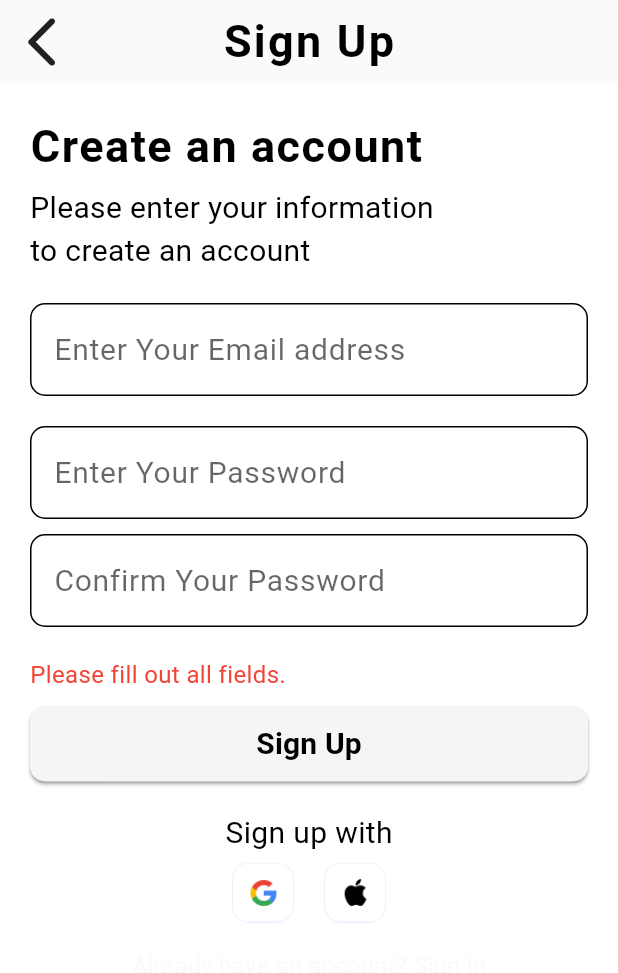
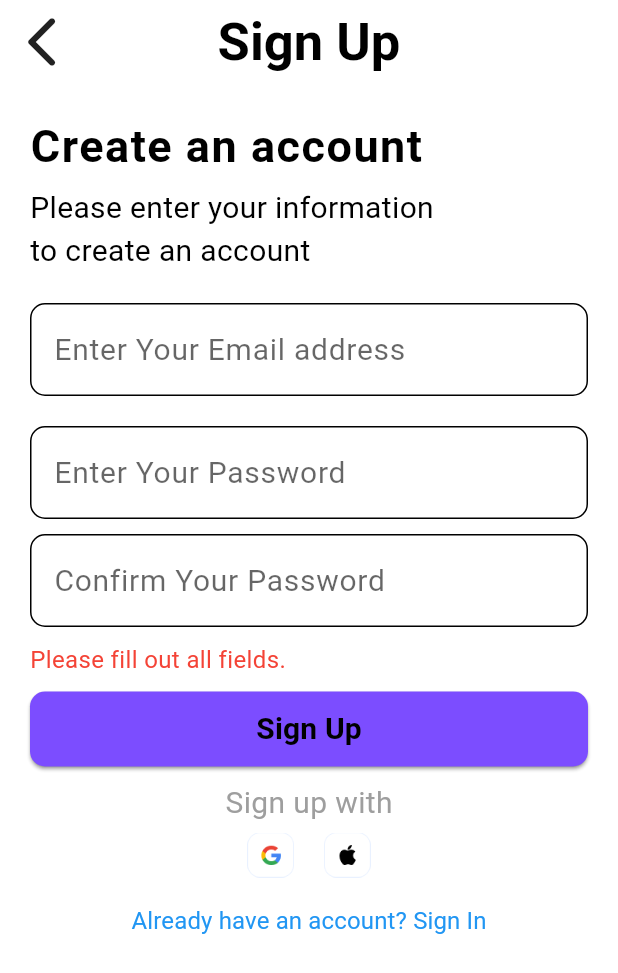
Before and after one commit to Yusra48/Taskapp-, a Flutter app: the SignUpView screen opened directly, after a tap on "Sign Up", on a phone screen of 412 x 824 dp. Shown: the top 973 px of the screen. Run offline on Flutter 3.47's test engine with Material 3 defaults, Android fonts, the phone set to English and light mode, and no system bars; our stand-ins replace cached_network_image, cloud_firestore, firebase_auth, firebase_core, google_fonts, stacked and 3 more; accounts and stored records are empty; Roboto replaces fonts that are missing (Ubuntu).

Commit message:
Update SignUpView.dart

```diff
--- a/lib/Views/SignUpView.dart
+++ b/lib/Views/SignUpView.dart
@@ -7,6 +7,8 @@ import 'package:provider/provider.dart';
 import 'package:firebase_auth/firebase_auth.dart';
 
 class SignUpView extends StatefulWidget {
+  const SignUpView({super.key});
+
   @override
   _SignUpViewState createState() => _SignUpViewState();
 }
@@ -30,15 +32,15 @@ class _SignUpViewState extends State<SignUpView> {
             color: themeData.iconTheme.color, size: 40),
         title: Text(
           'Sign Up',
-          style: TextStyle(
-            letterSpacing: 1.5,
-            fontSize: 30,
-            fontWeight: FontWeight.bold,
-            color: themeData.colorScheme.onSurface,
+          style: GoogleFonts.ubuntu(
+            textStyle: TextStyle(
+              fontSize: 35,
+              fontWeight: FontWeight.bold,
+              color: themeData.colorScheme.onSecondary,
+            )
           ),
         ),
         centerTitle: true,
-        backgroundColor: themeData.colorScheme.primary,
       ),
       body: Padding(
         padding: const EdgeInsets.all(20),
@@ -56,7 +58,7 @@ class _SignUpViewState extends State<SignUpView> {
                 ),
               ),
             ),
-            SizedBox(height: 5),
+            const SizedBox(height: 5),
             Padding(
               padding: const EdgeInsets.only(right: 100),
               child: Text(
@@ -68,31 +70,31 @@ class _SignUpViewState extends State<SignUpView> {
                 ),
               ),
             ),
-            SizedBox(height: 20),
+            const SizedBox(height: 20),
             _buildTextField(
               controller: _emailController,
               hintText: 'Enter Your Email address',
               isObscure: false,
             ),
-            SizedBox(height: 20),
+            const SizedBox(height: 20),
             _buildTextField(
               controller: _passwordController,
               hintText: 'Enter Your Password',
               isObscure: true,
             ),
-            SizedBox(height: 10),
+            const SizedBox(height: 10),
             _buildTextField(
               controller: _passwordConfirmController,
               hintText: 'Confirm Your Password',
               isObscure: true,
             ),
-            SizedBox(height: 20),
+            const SizedBox(height: 10),
             if (_errorMessage != null)
               Padding(
                 padding: const EdgeInsets.only(bottom: 10),
                 child: Text(
                   _errorMessage!,
-                  style: TextStyle(
+                  style: const TextStyle(
                     color: Colors.red,
                     fontSize: 16,
                   ),
@@ -103,7 +105,7 @@ class _SignUpViewState extends State<SignUpView> {
               height: 50,
               child: ElevatedButton(
                 style: ElevatedButton.styleFrom(
-                  backgroundColor: themeData.colorScheme.secondary,
+                  backgroundColor: Colors.deepPurpleAccent,
                   shadowColor: Colors.grey[800],
                   shape: RoundedRectangleBorder(
                     borderRadius: BorderRadius.circular(10),
@@ -120,27 +122,27 @@ class _SignUpViewState extends State<SignUpView> {
                 ),
               ),
             ),
-            SizedBox(height: 20),
+            const SizedBox(height: 10),
             Center(
               child: Text(
                 'Sign up with',
                 style: TextStyle(
                   fontSize: 20,
                   fontWeight: FontWeight.normal,
-                  color: themeData.textTheme.bodyLarge?.color,
+                  color: Colors.grey,
                 ),
               ),
             ),
-            SizedBox(height: 5),
+            const SizedBox(height: 5),
             Row(
               mainAxisAlignment: MainAxisAlignment.center,
               children: [
-                Image.asset('assets/Google.png', height: 40),
-                SizedBox(width: 20),
-                Image.asset('assets/Apple.png', height: 40),
+                Image.asset('assets/Google.png', height: 30),
+                const SizedBox(width: 20),
+                Image.asset('assets/Apple.png', height: 30),
               ],
             ),
-            SizedBox(height: 5),
+            const SizedBox(height: 5),
             Center(
               child: TextButton(
                 child: Text(
@@ -148,7 +150,7 @@ class _SignUpViewState extends State<SignUpView> {
                   style: TextStyle(
                     fontSize: 16,
                     fontWeight: FontWeight.normal,
-                    color: themeData.primaryColor,
+                    color: Colors.blue,
                   ),
                 ),
                 onPressed: () {
@@ -216,7 +218,7 @@ class _SignUpViewState extends State<SignUpView> {
       );
       Navigator.pushReplacement(
         context,
-        MaterialPageRoute(builder: (context) => HomeView()),
+        MaterialPageRoute(builder: (context) => const HomeView()),
       );
     } catch (e) {
       setState(() {
```
